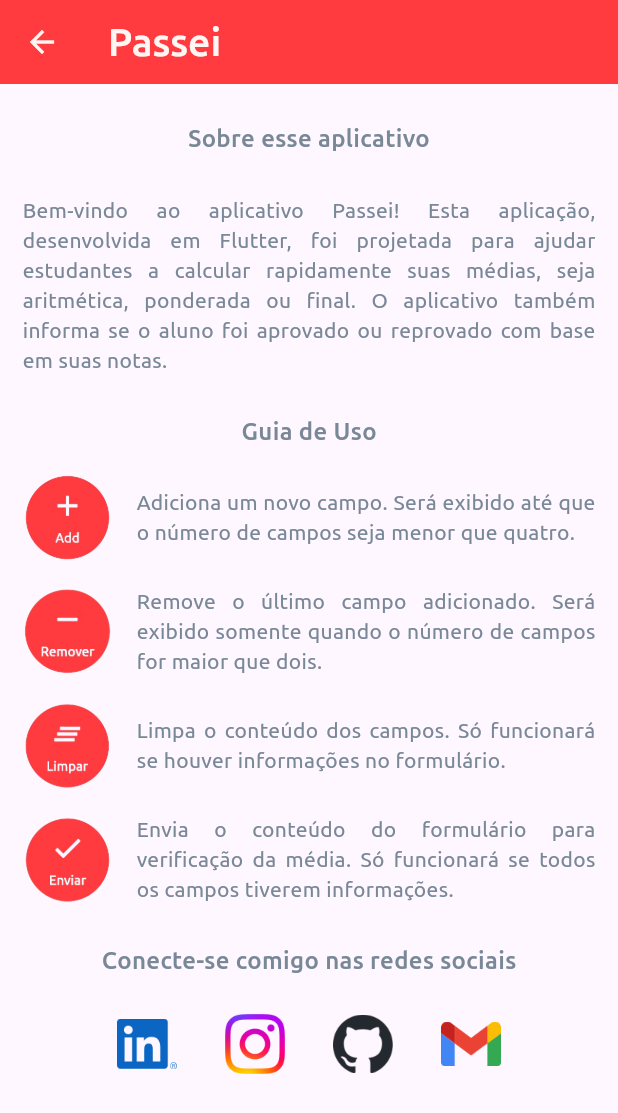
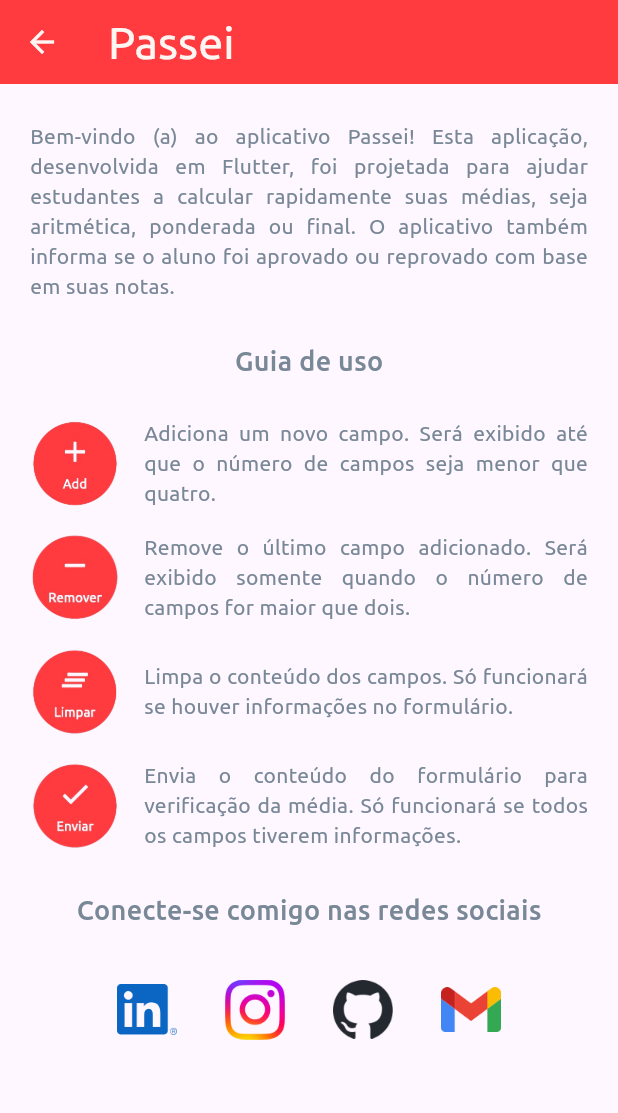
Before and after one commit to Everaldo-Martins/passei, a Flutter app: the About screen opened directly, on a phone screen of 412 x 824 dp. Shown: the top 1113 px of the screen. Run offline on Flutter 3.47's test engine with Material 3 defaults, Android fonts, the phone set to English and light mode, and no system bars; our stand-ins replace flutter_svg; project files that could hold a hidden picture were left out.

Commit message:
Atualização da hierarquia da tela sobre.

```diff
--- a/lib/screens/about.dart
+++ b/lib/screens/about.dart
@@ -9,7 +9,7 @@ class About extends StatelessWidget {
   Future<void> openUrl(String url) async {
     final Uri uri = Uri.parse(url);
     if (!await launchUrl(uri)) {
-      throw Exception('Could not launch $uri');
+      throw Exception('Não foi possível abrir $uri');
     }
   }
 
@@ -22,8 +22,8 @@ class About extends StatelessWidget {
           style: TextStyle(
             color: Color(0xFFFFF6F4),
             fontFamily: 'Ubuntu',
-            fontSize: 26,
-            fontWeight: FontWeight.w500,
+            fontSize: 30,
+            fontWeight: FontWeight.w400,
           ),
         ),
         backgroundColor: const Color(0xFFFF3B3F),
@@ -31,30 +31,20 @@ class About extends StatelessWidget {
       ),
       body: Column(
         children: [
-          Padding(
-            padding: const EdgeInsets.symmetric(vertical: 25, horizontal: 15),
+          Expanded(
+            child: SingleChildScrollView(
+              child: Padding(
+                padding: const EdgeInsets.symmetric(
+                  vertical: 25,
+                  horizontal: 20,
+                ),
                 child: Column(
                   children: [
-                const Row(
-                  mainAxisAlignment: MainAxisAlignment.center,
-                  children: [
-                    Text(
-                      'Sobre esse aplicativo',
-                      textAlign: TextAlign.center,
-                      style: TextStyle(
-                          color: Color(0xFF798897),
-                          fontFamily: 'Ubuntu',
-                          fontSize: 16,
-                          fontWeight: FontWeight.w500),
-                    ),
-                  ],
-                ),
-                const SizedBox(height: 26),
                     const Row(
                       children: [
                         Flexible(
                           child: Text(
-                        'Bem-vindo ao aplicativo Passei! Esta aplicação, desenvolvida em Flutter, foi projetada para ajudar estudantes a calcular rapidamente suas médias, seja aritmética, ponderada ou final. O aplicativo também informa se o aluno foi aprovado ou reprovado com base em suas notas.',
+                            'Bem-vindo (a) ao aplicativo Passei! Esta aplicação, desenvolvida em Flutter, foi projetada para ajudar estudantes a calcular rapidamente suas médias, seja aritmética, ponderada ou final. O aplicativo também informa se o aluno foi aprovado ou reprovado com base em suas notas.',
                             textAlign: TextAlign.justify,
                             style: TextStyle(
                               fontFamily: 'Ubuntu',
@@ -70,28 +60,24 @@ class About extends StatelessWidget {
                       mainAxisAlignment: MainAxisAlignment.center,
                       children: [
                         Text(
-                      'Guia de Uso',
+                          'Guia de uso',
                           style: TextStyle(
                             fontFamily: 'Ubuntu',
-                        fontSize: 16,
+                            fontSize: 18,
                             fontWeight: FontWeight.w500,
                             color: Color(0xFF798897),
                           ),
                         ),
                       ],
                     ),
-                const SizedBox(
-                  height: 16,
-                ),
+                    const SizedBox(height: 26),
                     Row(
                       children: [
                         Image.asset(
                           'assets/images/add.png',
                           height: 60,
                         ),
-                    const SizedBox(
-                      width: 16,
-                    ),
+                        const SizedBox(width: 16),
                         const Flexible(
                           child: Text(
                             'Adiciona um novo campo. Será exibido até que o número de campos seja menor que quatro.',
@@ -105,18 +91,14 @@ class About extends StatelessWidget {
                         ),
                       ],
                     ),
-                const SizedBox(
-                  height: 16,
-                ),
+                    const SizedBox(height: 16),
                     Row(
                       children: [
                         Image.asset(
                           'assets/images/remove.png',
                           height: 60,
                         ),
-                    const SizedBox(
-                      width: 16,
-                    ),
+                        const SizedBox(width: 16),
                         const Flexible(
                           child: Text(
                             'Remove o último campo adicionado. Será exibido somente quando o número de campos for maior que dois.',
@@ -130,18 +112,14 @@ class About extends StatelessWidget {
                         ),
                       ],
                     ),
-                const SizedBox(
-                  height: 16,
-                ),
+                    const SizedBox(height: 16),
                     Row(
                       children: [
                         Image.asset(
                           'assets/images/clear.png',
                           height: 60,
                         ),
-                    const SizedBox(
-                      width: 16,
-                    ),
+                        const SizedBox(width: 16),
                         const Flexible(
                           child: Text(
                             'Limpa o conteúdo dos campos. Só funcionará se houver informações no formulário.',
@@ -155,18 +133,14 @@ class About extends StatelessWidget {
                         ),
                       ],
                     ),
-                const SizedBox(
-                  height: 16,
-                ),
+                    const SizedBox(height: 16),
                     Row(
                       children: [
                         Image.asset(
                           'assets/images/send.png',
                           height: 60,
                         ),
-                    const SizedBox(
-                      width: 16,
-                    ),
+                        const SizedBox(width: 16),
                         const Flexible(
                           child: Text(
                             'Envia o conteúdo do formulário para verificação da média. Só funcionará se todos os campos tiverem informações.',
@@ -189,12 +163,12 @@ class About extends StatelessWidget {
                           style: TextStyle(
                               color: Color(0xFF798897),
                               fontFamily: 'Ubuntu',
-                          fontSize: 16,
+                              fontSize: 18,
                               fontWeight: FontWeight.w500),
                         ),
                       ],
                     ),
-                const SizedBox(height: 16),
+                    const SizedBox(height: 26),
                     Row(
                       mainAxisAlignment: MainAxisAlignment.center,
                       children: [
@@ -206,9 +180,7 @@ class About extends StatelessWidget {
                             width: 40,
                           ),
                         ),
-                    const SizedBox(
-                      width: 16,
-                    ),
+                        const SizedBox(width: 16),
                         IconButton(
                           onPressed: () => openUrl(
                               'https://www.instagram.com/everaldo_martins1'),
@@ -217,9 +189,7 @@ class About extends StatelessWidget {
                             width: 40,
                           ),
                         ),
-                    const SizedBox(
-                      width: 16,
-                    ),
+                        const SizedBox(width: 16),
                         IconButton(
                           onPressed: () =>
                               openUrl('https://github.com/Everaldo-Martins'),
@@ -228,9 +198,7 @@ class About extends StatelessWidget {
                             width: 40,
                           ),
                         ),
-                    const SizedBox(
-                      width: 16,
-                    ),
+                        const SizedBox(width: 16),
                         IconButton(
                           onPressed: () =>
                               openUrl('mailto:everaldoinfortecnico@gmail.com'),
@@ -244,6 +212,8 @@ class About extends StatelessWidget {
                   ],
                 ),
               ),
+            ),
+          ),
         ],
       ),
     );
```
Lines whose indentation alone changed are shown as unchanged.
